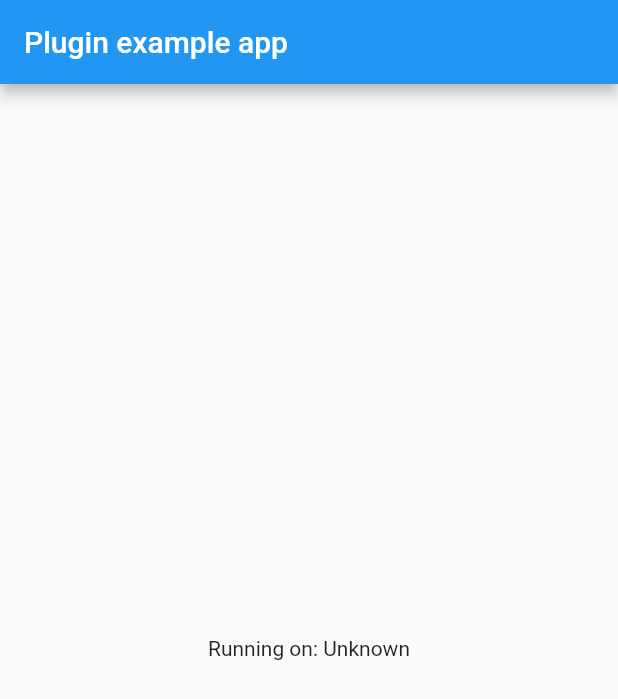
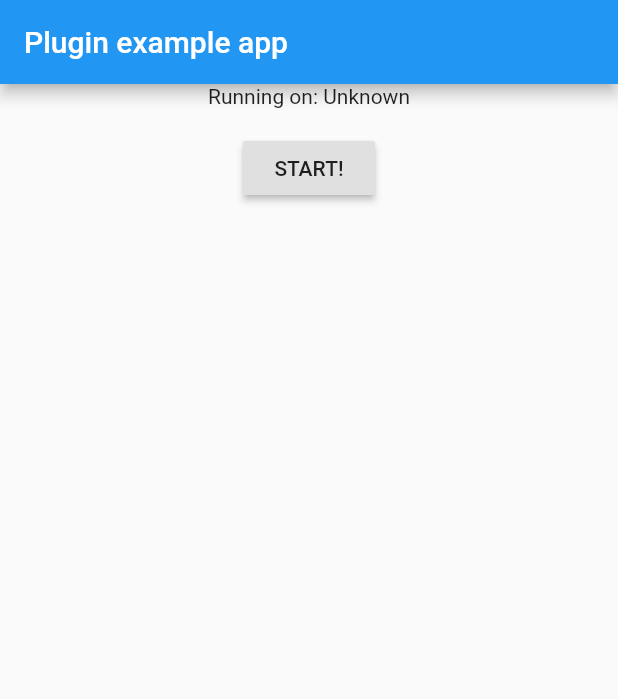
Before and after one commit to LuisEGR/mysnap_sdk_flutter_plugin, a Flutter app: the screen it shows after launch, on a phone screen of 412 x 824 dp. Shown: the top 699 px of the screen. Run offline on Flutter 3.47's test engine with Material 2 defaults, Android fonts, the light colour scheme and no system bars.

Commit message:
AAR Library workingç

```diff
--- a/example/lib/main.dart
+++ b/example/lib/main.dart
@@ -19,7 +19,7 @@ class _MyAppState extends State<MyApp> {
   @override
   void initState() {
     super.initState();
-    initPlatformState();
+
   }
 
   // Platform messages are asynchronous, so we initialize in an async method.
@@ -50,7 +50,18 @@ class _MyAppState extends State<MyApp> {
           title: const Text('Plugin example app'),
         ),
         body: Center(
-          child: Text('Running on: $_platformVersion\n'),
+          child: Column(
+            children: <Widget>[
+              Text('Running on: $_platformVersion\n'),
+              RaisedButton(
+                onPressed: () => {
+                  initPlatformState()
+                },
+                child: Text("START!"),
+              )
+            ],
+          )
+            ,
         ),
       ),
     );
```
Also changed, not shown: 374 other files.
